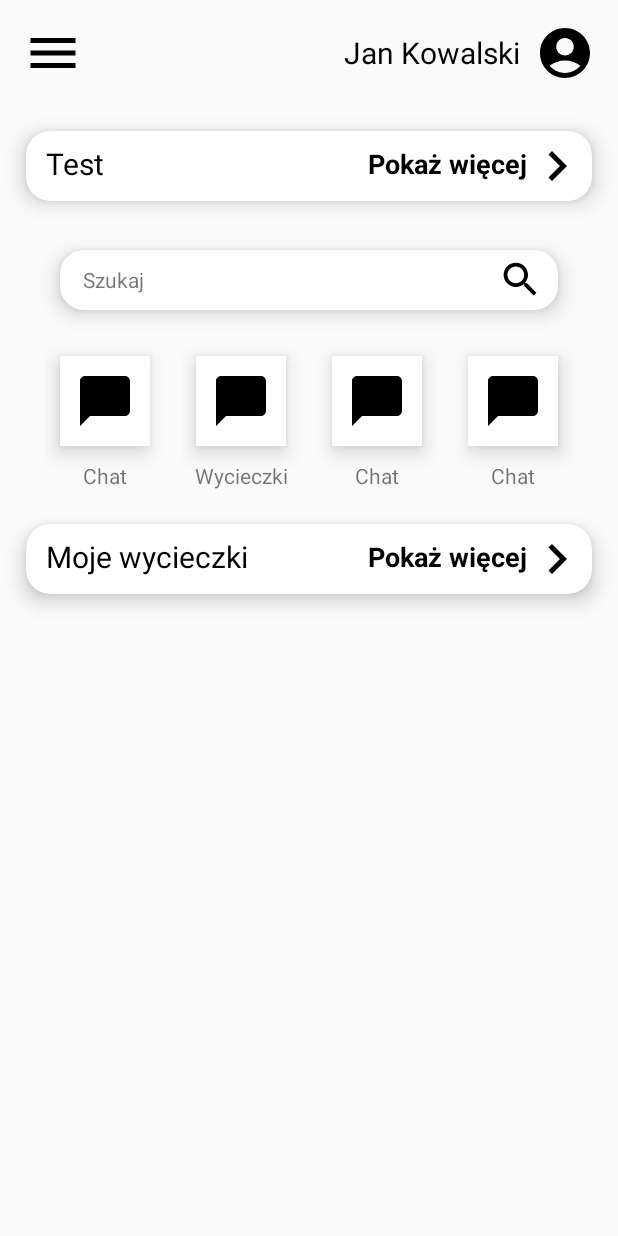
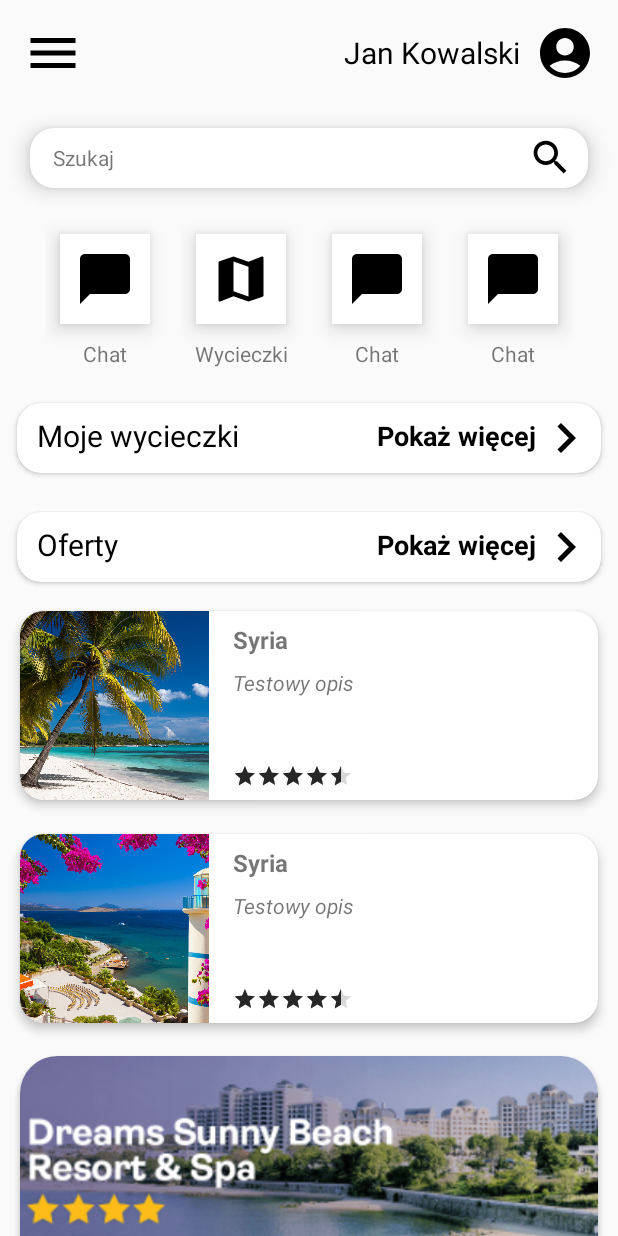
Before and after one commit to MaksGin/WakacjeApp, an Android app: the MainClientMenu screen opened directly, with no data from a screen before it, on a phone screen of 412 x 824 dp. Run offline under Robolectric (Android 15) with nearby library versions, the phone set to English and light mode, and no system bars; our stand-ins replace Firebase (no records; nobody signed in at launch, a user with empty details on screens opened directly); Roboto replaces fonts that are not available here.

Commit message:
Wersja z połową menu

```diff
--- a/app/src/main/java/com/wakacjeapp/adapter/MainMenuAdapter.kt
+++ b/app/src/main/java/com/wakacjeapp/adapter/MainMenuAdapter.kt
@@ -1,12 +1,18 @@
 package com.wakacjeapp.adapter
 
+import android.content.Intent
+import android.util.Log
 import android.util.TypedValue
 import android.view.LayoutInflater
 import android.view.ViewGroup
+import android.widget.Toast
 import androidx.recyclerview.widget.LinearLayoutManager
 import androidx.recyclerview.widget.PagerSnapHelper
 import androidx.recyclerview.widget.RecyclerView
+import com.wakacjeapp.Messages.ChatLogActivity
+import com.wakacjeapp.Messages.NewMessageActivity
 import com.wakacjeapp.R
+import com.wakacjeapp.client_interface.MainClientMenu
 import com.wakacjeapp.databinding.EachItemBinding
 import com.wakacjeapp.databinding.RowMenuActionBinding
 import com.wakacjeapp.databinding.RowTitleBinding
@@ -15,13 +21,13 @@ import com.wakacjeapp.databinding.RowTripBinding
 import com.wakacjeapp.databinding.RowTripSearchBinding
 import com.wakacjeapp.databinding.RowTripSoloBinding
 import com.wakacjeapp.model.*
+import android.content.Context
 
 // Klasa pozwalająca na stworzenie obiektu który później zostanie zastąpiony elementami w recycle view
 // recycle view na razie nie ma żadnych danych, uruchamiając konstruktor uzupełniamy jednocześnie zawartość recycle
 // adaptery należy później przypisać
 
-class MainMenuAdapter(private val dataItemList : List<DataItem>) : RecyclerView.Adapter<RecyclerView.ViewHolder>() {
-
+class MainMenuAdapter(private val dataItemList : List<DataItem>, val context: Context) : RecyclerView.Adapter<RecyclerView.ViewHolder>() {
 
     inner class SoloHolidayItemViewHolder(private val binding: RowTripBinding) : RecyclerView.ViewHolder(binding.root) {
         fun bindSoloHolidayView(holiday: Holidaysolo){
@@ -30,7 +36,6 @@ class MainMenuAdapter(private val dataItemList : List<DataItem>) : RecyclerView.
             binding.tripDescription.text = holiday.description
         }
     }
-
 
     inner class BannerItemViewHolder(private val binding: RowTripAdBinding) : RecyclerView.ViewHolder(binding.root){
         fun bindBannerView(banner: Banner){
@@ -42,10 +47,22 @@ class MainMenuAdapter(private val dataItemList : List<DataItem>) : RecyclerView.
         fun bindTitleView(titleText: TitleText){
             binding.mainTitle.text = titleText.description
             binding.mainTitle.setTextSize(TypedValue.COMPLEX_UNIT_SP, titleText.size.toFloat())
+
+            binding.showMoreBtn.setOnClickListener{
+                val intent = Intent(context,ChatLogActivity::class.java)
+                context.startActivity(intent)
+            }
+
         }
     }
 
     inner class MenuItemViewHolder(private val binding: RowMenuActionBinding) : RecyclerView.ViewHolder(binding.root){
+
+        private val btn1 = binding.FirstButtonMenu
+        private val btn2 = binding.SecondButtonMenu
+        private val btn3 = binding.ThirdButtonMenu
+        private val btn4 = binding.FourthButtonMenu
+
         fun bindMenuView(menu: Menu){
             binding.FirstButtonMenu.setBackgroundResource(menu.first_button_img)
             binding.FirstTextMenu.text = menu.first_text
@@ -55,6 +72,27 @@ class MainMenuAdapter(private val dataItemList : List<DataItem>) : RecyclerView.
             binding.ThirdTextMenu.text = menu.third_text
             binding.FourthButtonMenu.setBackgroundResource(menu.fourth_button_img)
             binding.FourthTextMenu.text = menu.fourth_text
+
+            btn1.setOnClickListener {
+                val intent = Intent(context,NewMessageActivity::class.java)
+                context.startActivity(intent)
+            }
+
+            btn2.setOnClickListener {
+                val intent = Intent(context,NewMessageActivity::class.java)
+                context.startActivity(intent)
+            }
+
+            btn3.setOnClickListener {
+                val intent = Intent(context,ChatLogActivity::class.java)
+                context.startActivity(intent)
+            }
+
+            btn4.setOnClickListener {
+                val intent = Intent(context,ChatLogActivity::class.java)
+                context.startActivity(intent)
+            }
+
         }
     }
 
@@ -67,7 +105,7 @@ class MainMenuAdapter(private val dataItemList : List<DataItem>) : RecyclerView.
     inner class RecyclerItemViewHolder(private val binding: EachItemBinding) : RecyclerView.ViewHolder(binding.root) {
 
         init {
-            //odwołujemy się do layoutu z each_item.xnk do nowego recycle view
+            //odwołujemy się do layoutu z each_item.xml do nowego recycle view
             binding.childRecyclerView.setHasFixedSize(true)
             binding.childRecyclerView.layoutManager = LinearLayoutManager(binding.root.context, RecyclerView.HORIZONTAL, false)
         }
@@ -84,6 +122,7 @@ class MainMenuAdapter(private val dataItemList : List<DataItem>) : RecyclerView.
             snapHelper.attachToRecyclerView(binding.childRecyclerView)
             val adapter = MainMenuChildAdapter(DataItemType.BEST_SELLER, recyclerItemList)
             binding.childRecyclerView.adapter = adapter
+
         }
     }
 
@@ -143,6 +182,7 @@ class MainMenuAdapter(private val dataItemList : List<DataItem>) : RecyclerView.
 
 override fun onBindViewHolder(holder: RecyclerView.ViewHolder, position: Int) {
 
+
     when (holder) {
         is BannerItemViewHolder -> {
             dataItemList[position].banner?.let { holder.bindBannerView(it) }
@@ -158,7 +198,8 @@ override fun onBindViewHolder(holder: RecyclerView.ViewHolder, position: Int) {
         }
         is MenuItemViewHolder ->{
             dataItemList[position].menu?.let { holder.bindMenuView(it) }
-        }
+            }
+
         else -> {
             when (dataItemList[position].viewType) {
                 DataItemType.BEST_SELLER -> {
--- a/app/src/main/java/com/wakacjeapp/client_interface/MainClientMenu.kt
+++ b/app/src/main/java/com/wakacjeapp/client_interface/MainClientMenu.kt
@@ -13,10 +13,8 @@ import com.google.firebase.database.DataSnapshot
 import com.google.firebase.database.DatabaseError
 import com.google.firebase.database.FirebaseDatabase
 import com.google.firebase.database.ValueEventListener
-import com.wakacjeapp.LoginActivity
 import com.wakacjeapp.Messages.NewMessageActivity
 import com.wakacjeapp.R
-import com.wakacjeapp.USER_EMAIL
 import com.wakacjeapp.adapter.MainMenuAdapter
 import com.wakacjeapp.databinding.ActivityMainClientMenuBinding
 import com.wakacjeapp.model.*
@@ -26,65 +24,52 @@ class MainClientMenu : AppCompatActivity() {
 
     private lateinit var main_binding: ActivityMainClientMenuBinding
     private lateinit var mList: ArrayList<DataItem>
+    private lateinit var adapter: MainMenuAdapter
 
     @RequiresApi(Build.VERSION_CODES.R)
     override fun onCreate(savedInstanceState: Bundle?) {
         super.onCreate(savedInstanceState)
         main_binding = ActivityMainClientMenuBinding.inflate(layoutInflater)
+
         window.statusBarColor = ContextCompat.getColor(this, R.color.white)
         setContentView(main_binding.root)
 
-        //testowy kom ale z pushem do doskonalenia
-
         main_binding.mainMenuRecyclerView.setHasFixedSize(true)
         main_binding.mainMenuRecyclerView.layoutManager = LinearLayoutManager(this)
+        val user_mail = intent.getStringExtra("USER_EMAIL")
+        mList = ArrayList()
+        getTripsList()
+        adapter = MainMenuAdapter(mList, this)
 
-        mList = ArrayList()
-        prepareData()
+        Toast.makeText(this@MainClientMenu, "Konto użytkownika: $user_mail", Toast.LENGTH_SHORT)
+            .show()
 
-        main_binding.menuAllButton.setOnClickListener{
+
+        main_binding.menuAllButton.setOnClickListener {
             val intent = Intent(this, NewMessageActivity::class.java)
             startActivity(intent)
         }
 
-        main_binding.ShowAccountButton.setOnClickListener{
+        main_binding.ShowAccountButton.setOnClickListener {
             Toast.makeText(this@MainClientMenu, "Konto użytkownika", Toast.LENGTH_SHORT).show()
         }
 
 
+    }
+    private fun getTripsList() {
+        val tripsRef = FirebaseDatabase.getInstance().reference.child("trips") //odszukanie wycieczek
+        val holidaylist = ArrayList<Trip>()
+        holidaylist.add(Trip(R.drawable.dominikana, "Up to 25% off"))
+        holidaylist.add(Trip(R.drawable.dominikana, "Up to 60% off"))
+        holidaylist.add(Trip(R.drawable.dominikana, "Up to 75% off"))
 
-    }
-
-    fun getYourTrips(){
-        val tripsRef = FirebaseDatabase.getInstance().reference.child("trips") //odszukanie wycieczek
-
-        val valueEventListener: ValueEventListener = object : ValueEventListener {
-            override fun onDataChange(dataSnapshot: DataSnapshot) {
-                val tripsList: MutableList<Trip> = ArrayList()
-                for (ds in dataSnapshot.children) {
-                    val offer = ds.child("offer").getValue(String::class.java)
-                    val trip = Trip(R.drawable.dominikana,offer)
-
-                    tripsList.add(trip)
-                }
-                mList.add(DataItem(DataItemType.YOUR_HOLIDAY, tripsList))
-                Log.e("holiday", "---------------------------------")
-                Log.e("holiday", "mlista $mList")
-
-                val adapter = MainMenuAdapter(mList)
-                main_binding.mainMenuRecyclerView.adapter = adapter
-
-            }
-
-            override fun onCancelled(databaseError: DatabaseError) {
-                Log.e("Error", "onCancelled", databaseError.toException())
-            }
-        }
-        tripsRef.addValueEventListener(valueEventListener)
-    }
-
-    fun getTripsList() {
-        val tripsRef = FirebaseDatabase.getInstance().reference.child("trips") //odszukanie wycieczek
+        mList.add(DataItem(DataItemType.SEARCH, Search("Szukaj")))
+        mList.add(DataItem(DataItemType.MENU, Menu(
+            R.drawable.chat_bubble_img,"Chat",
+            R.drawable.baseline_map_24,"Wycieczki",
+            R.drawable.chat_bubble_img,"Chat",
+            R.drawable.chat_bubble_img,"Chat")))
+        mList.add(DataItem(DataItemType.TEXT, TitleText("Moje wycieczki",20)))
 
         val valueEventListener: ValueEventListener = object : ValueEventListener {
             override fun onDataChange(dataSnapshot: DataSnapshot) {
@@ -92,55 +77,34 @@ class MainClientMenu : AppCompatActivity() {
                 for (ds in dataSnapshot.children) {
                     val offer = ds.child("offer").getValue(String::class.java)
                     val image = ds.child("image").getValue(Int::class.java)!!
-                    val trip = Trip(R.drawable.dominikana,offer)
-                    mList.add(DataItem(DataItemType.YOUR_HOLIDAY, tripsList))
+                    val trip = Trip(R.drawable.turcja,offer)
                     tripsList.add(trip)
                 }
 
-                Log.e("holiday", "---------------------------------")
-                Log.e("holiday", "mlista $mList")
+                tripsList.shuffle()
+                mList.add(DataItem(DataItemType.HOLIDAY, tripsList))
+                mList.add(DataItem(DataItemType.TEXT, TitleText("Oferty",20)))
+                mList.add(DataItem(DataItemType.YOUR_HOLIDAY, Holidaysolo(R.drawable.dominikana,"Syria","Testowy opis")))
+                mList.add(DataItem(DataItemType.YOUR_HOLIDAY, Holidaysolo(R.drawable.turcja,"Syria","Testowy opis")))
+                mList.add(DataItem(DataItemType.BANNER, Banner(R.drawable.ad_png)))
+                mList.add(DataItem(DataItemType.YOUR_HOLIDAY, Holidaysolo(R.drawable.iran,"Syria","Testowy opis")))
+                mList.add(DataItem(DataItemType.YOUR_HOLIDAY, Holidaysolo(R.drawable.dominikana,"Syria","Testowy opis")))
+                mList.add(DataItem(DataItemType.YOUR_HOLIDAY, Holidaysolo(R.drawable.dominikana,"Syria","Testowy opis")))
+                mList.add(DataItem(DataItemType.BANNER, Banner(R.drawable.ad_img2)))
+                mList.add(DataItem(DataItemType.YOUR_HOLIDAY, Holidaysolo(R.drawable.turcja,"Syria","Testowy opis")))
+                mList.add(DataItem(DataItemType.YOUR_HOLIDAY, Holidaysolo(R.drawable.dominikana,"Syria","Testowy opis")))
+                mList.add(DataItem(DataItemType.YOUR_HOLIDAY, Holidaysolo(R.drawable.turcja,"Syria","Testowy opis")))
+                mList.add(DataItem(DataItemType.BANNER, Banner(R.drawable.ad_img3)))
+                mList.add(DataItem(DataItemType.YOUR_HOLIDAY, Holidaysolo(R.drawable.iran,"Syria","Testowy opis")))
+                mList.add(DataItem(DataItemType.YOUR_HOLIDAY, Holidaysolo(R.drawable.dominikana,"Syria","Testowy opis")))
 
-                val adapter = MainMenuAdapter(mList)
+
                 main_binding.mainMenuRecyclerView.adapter = adapter
-
             }
-
             override fun onCancelled(databaseError: DatabaseError) {
                 Log.e("Error", "onCancelled", databaseError.toException())
             }
         }
         tripsRef.addValueEventListener(valueEventListener)
     }
-
-
-
-            private fun prepareData() {
-
-
-        val clothingList = ArrayList<Trip>()
-        clothingList.add(Trip(R.drawable.dominikana, "Up to 25% off"))
-        clothingList.add(Trip(R.drawable.dominikana, "Up to 25% off"))
-        clothingList.add(Trip(R.drawable.dominikana, "Up to 25% off"))
-
-          mList.add(DataItem(DataItemType.TEXT, TitleText("Test",20)))
-                mList.add(DataItem(DataItemType.SEARCH, Search("Szukaj")))
-                mList.add(DataItem(DataItemType.MENU, Menu(
-                    R.drawable.chat_bubble_img,"Chat",
-                    R.drawable.chat_bubble_img,"Wycieczki",
-                    R.drawable.chat_bubble_img,"Chat",
-                    R.drawable.chat_bubble_img,"Chat")))
-                mList.add(DataItem(DataItemType.TEXT, TitleText("Moje wycieczki",20)))
-                getTripsList()
-
-
-//          mList.add(DataItem(DataItemType.HOLIDAY, clothingList))
-//          mList.add(DataItem(DataItemType.BANNER, Banner(R.drawable.ad_png)))
-//          mList.add(DataItem(DataItemType.BANNER, Banner(R.drawable.ad_png)))
-//          mList.add(DataItem(DataItemType.YOUR_HOLIDAY, Holidaysolo(R.drawable.dominikana,"Syria","Testowy opis")))
-//          mList.add(DataItem(DataItemType.YOUR_HOLIDAY, Holidaysolo(R.drawable.dominikana,"Syria","Testowy opis")))
-//          mList.add(DataItem(DataItemType.YOUR_HOLIDAY, Holidaysolo(R.drawable.dominikana,"Syria","Testowy opis")))
-//          mList.add(DataItem(DataItemType.YOUR_HOLIDAY, Holidaysolo(R.drawable.dominikana,"Syria","Testowy opis")))
-//          mList.add(DataItem(DataItemType.YOUR_HOLIDAY, Holidaysolo(R.drawable.dominikana,"Syria","Testowy opis")))
-
-    }
 }
--- /dev/null
+++ b/app/src/main/res/drawable/baseline_map_24.xml
@@ -0,0 +1,5 @@
+<vector android:height="24dp" android:tint="#000000"
+    android:viewportHeight="24" android:viewportWidth="24"
+    android:width="24dp" xmlns:android="http://schemas.android.com/apk/res/android">
+    <path android:fillColor="@android:color/white" android:pathData="M20.5,3l-0.16,0.03L15,5.1 9,3 3.36,4.9c-0.21,0.07 -0.36,0.25 -0.36,0.48V20.5c0,0.28 0.22,0.5 0.5,0.5l0.16,-0.03L9,18.9l6,2.1 5.64,-1.9c0.21,-0.07 0.36,-0.25 0.36,-0.48V3.5c0,-0.28 -0.22,-0.5 -0.5,-0.5zM15,19l-6,-2.11V5l6,2.11V19z"/>
+</vector>
--- a/app/src/main/res/layout/activity_main_client_menu.xml
+++ b/app/src/main/res/layout/activity_main_client_menu.xml
@@ -6,7 +6,8 @@
     xmlns:tools="http://schemas.android.com/tools"
     android:layout_width="match_parent"
     android:layout_height="match_parent"
-    tools:context=".client_interface.MainClientMenu">
+    tools:context=".client_interface.MainClientMenu"
+    >
 
     <RelativeLayout
         android:layout_width="match_parent"
--- a/app/src/main/res/layout/row_title.xml
+++ b/app/src/main/res/layout/row_title.xml
@@ -6,8 +6,9 @@
     android:layout_height="wrap_content"
     android:layout_marginLeft="4dp"
     android:layout_marginRight="4dp"
+    android:layout_marginTop="10dp"
     app:cardCornerRadius="16dp"
-    app:cardElevation="8dp"
+    app:cardElevation="2dp"
     app:cardUseCompatPadding="true">
 
     <RelativeLayout
@@ -37,6 +38,7 @@
         </LinearLayout>
 
         <LinearLayout
+            android:id="@+id/show_more_btn"
             android:layout_width="wrap_content"
             android:layout_height="wrap_content"
             android:layout_alignParentRight="true"
--- a/app/src/main/res/layout/row_trip_ad.xml
+++ b/app/src/main/res/layout/row_trip_ad.xml
@@ -6,7 +6,7 @@
     android:layout_marginLeft="4dp"
     android:layout_marginRight="4dp"
     app:cardCornerRadius="25dp"
-    app:cardElevation="8dp"
+    app:cardElevation="2dp"
     app:cardUseCompatPadding="true">
 
     <ImageView
--- a/app/src/main/res/layout/row_trip_search.xml
+++ b/app/src/main/res/layout/row_trip_search.xml
@@ -7,8 +7,8 @@
     <androidx.cardview.widget.CardView
         android:layout_width="match_parent"
         android:layout_height="wrap_content"
-        android:layout_marginLeft="40dp"
-        android:layout_marginRight="40dp"
+        android:layout_marginLeft="20dp"
+        android:layout_marginRight="20dp"
         android:layout_marginTop="15dp"
         android:layout_marginBottom="15dp"
         app:cardCornerRadius="16dp"
--- a/app/src/main/res/layout/row_trip_solo.xml
+++ b/app/src/main/res/layout/row_trip_solo.xml
@@ -7,7 +7,7 @@
     app:cardCornerRadius="10dp"
     app:cardElevation="8dp"
     android:layout_marginLeft="10dp"
-    android:layout_marginTop="8dp"
+    android:layout_marginTop="20dp"
     android:layout_marginBottom="10dp"
     >
 
```
Also changed, not shown: app/src/main/java/com/wakacjeapp/Messages/NewMessageAdapter.kt (+9 -8 lines), app/src/main/java/com/wakacjeapp/adapter/MainMenuChildAdapter.kt (+7 -5 lines), app/src/main/res/drawable/ad_img2.png (added), app/src/main/res/drawable/ad_img3.png (added), app/src/main/res/drawable/background.jpg (added), app/src/main/res/drawable/iran.jpg (added), app/src/main/res/drawable/turcja.jpeg (added).
